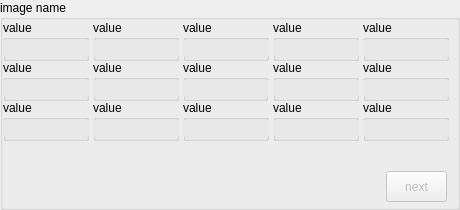
The window that code/display/region/QtImageRegionStats.ui (radio-astro/casa) describes before a commit, drawn with Qt 5.
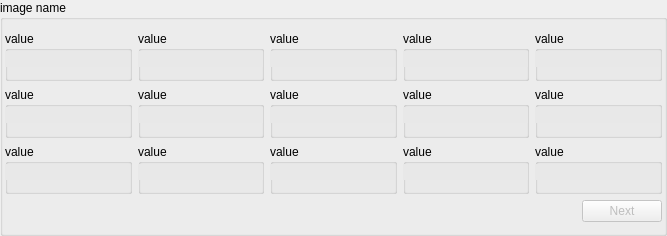
The same window after the commit.

Commit message: New Development: No             JIRA Issue: No         Ready for Test: Yes      Interface Changes: No What Interface Changed: Please list interface changes          Test Programs: List test programs   Put in Release Notes: No              Module(s): Module Names change impacts.            Description: Viewer Animator and Region were cutting off informational text.

The edit to the form file:
```diff
--- a/code/display/region/QtImageRegionStats.ui
+++ b/code/display/region/QtImageRegionStats.ui
@@ -6,20 +6,26 @@
    <rect>
     <x>0</x>
     <y>0</y>
-    <width>460</width>
-    <height>210</height>
+    <width>667</width>
+    <height>236</height>
    </rect>
   </property>
+  <property name="sizePolicy">
+   <sizepolicy hsizetype="MinimumExpanding" vsizetype="Preferred">
+    <horstretch>0</horstretch>
+    <verstretch>0</verstretch>
+   </sizepolicy>
+  </property>
   <property name="minimumSize">
    <size>
-    <width>460</width>
+    <width>598</width>
     <height>0</height>
    </size>
   </property>
   <property name="maximumSize">
    <size>
     <width>16777215</width>
-    <height>210</height>
+    <height>16777215</height>
    </size>
   </property>
   <property name="windowTitle">
@@ -28,21 +34,29 @@
   <property name="title">
    <string>image name</string>
   </property>
+  <layout class="QVBoxLayout" name="verticalLayout">
+   <property name="leftMargin">
+    <number>2</number>
+   </property>
+   <property name="rightMargin">
+    <number>2</number>
+   </property>
+   <item>
+    <layout class="QGridLayout" name="gridLayout">
+     <item row="0" column="0">
   <widget class="QGroupBox" name="box11">
-   <property name="geometry">
-    <rect>
-     <x>3</x>
-     <y>20</y>
-     <width>86</width>
-     <height>41</height>
-    </rect>
-   </property>
    <property name="sizePolicy">
-    <sizepolicy hsizetype="Preferred" vsizetype="Minimum">
+        <sizepolicy hsizetype="MinimumExpanding" vsizetype="MinimumExpanding">
      <horstretch>0</horstretch>
      <verstretch>0</verstretch>
     </sizepolicy>
    </property>
+       <property name="minimumSize">
+        <size>
+         <width>86</width>
+         <height>41</height>
+        </size>
+       </property>
    <property name="title">
     <string>value</string>
    </property>
@@ -54,10 +68,22 @@
      <rect>
       <x>0</x>
       <y>20</y>
-      <width>86</width>
+          <width>125</width>
       <height>16</height>
      </rect>
     </property>
+        <property name="sizePolicy">
+         <sizepolicy hsizetype="MinimumExpanding" vsizetype="Fixed">
+          <horstretch>0</horstretch>
+          <verstretch>0</verstretch>
+         </sizepolicy>
+        </property>
+        <property name="minimumSize">
+         <size>
+          <width>125</width>
+          <height>0</height>
+         </size>
+        </property>
     <property name="palette">
      <palette>
       <active>
@@ -114,21 +140,21 @@
     </property>
    </widget>
   </widget>
+     </item>
+     <item row="0" column="1">
   <widget class="QGroupBox" name="box12">
-   <property name="geometry">
-    <rect>
-     <x>93</x>
-     <y>20</y>
-     <width>86</width>
-     <height>41</height>
-    </rect>
-   </property>
    <property name="sizePolicy">
-    <sizepolicy hsizetype="Preferred" vsizetype="Minimum">
+        <sizepolicy hsizetype="MinimumExpanding" vsizetype="MinimumExpanding">
      <horstretch>0</horstretch>
      <verstretch>0</verstretch>
     </sizepolicy>
    </property>
+       <property name="minimumSize">
+        <size>
+         <width>86</width>
+         <height>41</height>
+        </size>
+       </property>
    <property name="title">
     <string>value</string>
    </property>
@@ -140,10 +166,22 @@
      <rect>
       <x>0</x>
       <y>20</y>
-      <width>86</width>
+          <width>125</width>
       <height>16</height>
      </rect>
     </property>
+        <property name="sizePolicy">
+         <sizepolicy hsizetype="MinimumExpanding" vsizetype="Fixed">
+          <horstretch>0</horstretch>
+          <verstretch>0</verstretch>
+         </sizepolicy>
+        </property>
+        <property name="minimumSize">
+         <size>
+          <width>125</width>
+          <height>0</height>
+         </size>
+        </property>
     <property name="palette">
      <palette>
       <active>
@@ -200,21 +238,21 @@
     </property>
    </widget>
   </widget>
+     </item>
+     <item row="0" column="2">
   <widget class="QGroupBox" name="box13">
-   <property name="geometry">
-    <rect>
-     <x>183</x>
-     <y>20</y>
-     <width>86</width>
-     <height>41</height>
-    </rect>
-   </property>
    <property name="sizePolicy">
-    <sizepolicy hsizetype="Preferred" vsizetype="Minimum">
+        <sizepolicy hsizetype="MinimumExpanding" vsizetype="MinimumExpanding">
      <horstretch>0</horstretch>
      <verstretch>0</verstretch>
     </sizepolicy>
    </property>
+       <property name="minimumSize">
+        <size>
+         <width>86</width>
+         <height>41</height>
+        </size>
+       </property>
    <property name="title">
     <string>value</string>
    </property>
@@ -226,10 +264,22 @@
      <rect>
       <x>0</x>
       <y>20</y>
-      <width>86</width>
+          <width>125</width>
       <height>16</height>
      </rect>
     </property>
+        <property name="sizePolicy">
+         <sizepolicy hsizetype="MinimumExpanding" vsizetype="Fixed">
+          <horstretch>0</horstretch>
+          <verstretch>0</verstretch>
+         </sizepolicy>
+        </property>
+        <property name="minimumSize">
+         <size>
+          <width>125</width>
+          <height>0</height>
+         </size>
+        </property>
     <property name="palette">
      <palette>
       <active>
@@ -286,21 +336,21 @@
     </property>
    </widget>
   </widget>
+     </item>
+     <item row="0" column="3">
   <widget class="QGroupBox" name="box14">
-   <property name="geometry">
-    <rect>
-     <x>273</x>
-     <y>20</y>
-     <width>86</width>
-     <height>41</height>
-    </rect>
-   </property>
    <property name="sizePolicy">
-    <sizepolicy hsizetype="Preferred" vsizetype="Minimum">
+        <sizepolicy hsizetype="MinimumExpanding" vsizetype="MinimumExpanding">
      <horstretch>0</horstretch>
      <verstretch>0</verstretch>
     </sizepolicy>
    </property>
+       <property name="minimumSize">
+        <size>
+         <width>86</width>
+         <height>41</height>
+        </size>
+       </property>
    <property name="title">
     <string>value</string>
    </property>
@@ -312,10 +362,22 @@
      <rect>
       <x>0</x>
       <y>20</y>
-      <width>86</width>
+          <width>125</width>
       <height>16</height>
      </rect>
     </property>
+        <property name="sizePolicy">
+         <sizepolicy hsizetype="MinimumExpanding" vsizetype="Fixed">
+          <horstretch>0</horstretch>
+          <verstretch>0</verstretch>
+         </sizepolicy>
+        </property>
+        <property name="minimumSize">
+         <size>
+          <width>125</width>
+          <height>0</height>
+         </size>
+        </property>
     <property name="palette">
      <palette>
       <active>
@@ -372,21 +434,21 @@
     </property>
    </widget>
   </widget>
+     </item>
+     <item row="0" column="4">
   <widget class="QGroupBox" name="box15">
-   <property name="geometry">
-    <rect>
-     <x>363</x>
-     <y>20</y>
-     <width>86</width>
-     <height>41</height>
-    </rect>
-   </property>
    <property name="sizePolicy">
-    <sizepolicy hsizetype="Preferred" vsizetype="Minimum">
+        <sizepolicy hsizetype="MinimumExpanding" vsizetype="MinimumExpanding">
      <horstretch>0</horstretch>
      <verstretch>0</verstretch>
     </sizepolicy>
    </property>
+       <property name="minimumSize">
+        <size>
+         <width>86</width>
+         <height>41</height>
+        </size>
+       </property>
    <property name="title">
     <string>value</string>
    </property>
@@ -398,10 +460,22 @@
      <rect>
       <x>0</x>
       <y>20</y>
-      <width>86</width>
+          <width>125</width>
       <height>16</height>
      </rect>
     </property>
+        <property name="sizePolicy">
+         <sizepolicy hsizetype="MinimumExpanding" vsizetype="Fixed">
+          <horstretch>0</horstretch>
+          <verstretch>0</verstretch>
+         </sizepolicy>
+        </property>
+        <property name="minimumSize">
+         <size>
+          <width>125</width>
+          <height>0</height>
+         </size>
+        </property>
     <property name="palette">
      <palette>
       <active>
@@ -458,21 +532,21 @@
     </property>
    </widget>
   </widget>
+     </item>
+     <item row="1" column="0">
   <widget class="QGroupBox" name="box21">
-   <property name="geometry">
-    <rect>
-     <x>3</x>
-     <y>60</y>
-     <width>86</width>
-     <height>41</height>
-    </rect>
-   </property>
    <property name="sizePolicy">
-    <sizepolicy hsizetype="Preferred" vsizetype="Minimum">
+        <sizepolicy hsizetype="MinimumExpanding" vsizetype="MinimumExpanding">
      <horstretch>0</horstretch>
      <verstretch>0</verstretch>
     </sizepolicy>
    </property>
+       <property name="minimumSize">
+        <size>
+         <width>86</width>
+         <height>41</height>
+        </size>
+       </property>
    <property name="title">
     <string>value</string>
    </property>
@@ -484,10 +558,22 @@
      <rect>
       <x>0</x>
       <y>20</y>
-      <width>86</width>
+          <width>125</width>
       <height>16</height>
      </rect>
     </property>
+        <property name="sizePolicy">
+         <sizepolicy hsizetype="MinimumExpanding" vsizetype="Fixed">
+          <horstretch>0</horstretch>
+          <verstretch>0</verstretch>
+         </sizepolicy>
+        </property>
+        <property name="minimumSize">
+         <size>
+          <width>125</width>
+          <height>0</height>
+         </size>
+        </property>
     <property name="palette">
      <palette>
       <active>
@@ -544,21 +630,21 @@
     </property>
    </widget>
   </widget>
+     </item>
+     <item row="1" column="1">
   <widget class="QGroupBox" name="box22">
-   <property name="geometry">
-    <rect>
-     <x>93</x>
-     <y>60</y>
-     <width>86</width>
-     <height>41</height>
-    </rect>
-   </property>
    <property name="sizePolicy">
-    <sizepolicy hsizetype="Preferred" vsizetype="Minimum">
+        <sizepolicy hsizetype="MinimumExpanding" vsizetype="MinimumExpanding">
      <horstretch>0</horstretch>
      <verstretch>0</verstretch>
     </sizepolicy>
    </property>
+       <property name="minimumSize">
+        <size>
+         <width>86</width>
+         <height>41</height>
+        </size>
+       </property>
    <property name="title">
     <string>value</string>
    </property>
@@ -570,10 +656,22 @@
      <rect>
       <x>0</x>
       <y>20</y>
-      <width>86</width>
+          <width>125</width>
       <height>16</height>
      </rect>
     </property>
+        <property name="sizePolicy">
+         <sizepolicy hsizetype="MinimumExpanding" vsizetype="Fixed">
+          <horstretch>0</horstretch>
+          <verstretch>0</verstretch>
+         </sizepolicy>
+        </property>
+        <property name="minimumSize">
+         <size>
+          <width>125</width>
+          <height>0</height>
+         </size>
+        </property>
     <property name="palette">
      <palette>
       <active>
@@ -630,21 +728,21 @@
     </property>
    </widget>
   </widget>
+     </item>
+     <item row="1" column="2">
   <widget class="QGroupBox" name="box23">
-   <property name="geometry">
-    <rect>
-     <x>183</x>
-     <y>60</y>
-     <width>85</width>
-     <height>41</height>
-    </rect>
-   </property>
    <property name="sizePolicy">
-    <sizepolicy hsizetype="Preferred" vsizetype="Minimum">
+        <sizepolicy hsizetype="MinimumExpanding" vsizetype="MinimumExpanding">
      <horstretch>0</horstretch>
      <verstretch>0</verstretch>
     </sizepolicy>
    </property>
+       <property name="minimumSize">
+        <size>
+         <width>86</width>
+         <height>41</height>
+        </size>
+       </property>
    <property name="title">
     <string>value</string>
    </property>
@@ -656,10 +754,22 @@
      <rect>
       <x>0</x>
       <y>20</y>
-      <width>86</width>
+          <width>125</width>
       <height>16</height>
      </rect>
     </property>
+        <property name="sizePolicy">
+         <sizepolicy hsizetype="MinimumExpanding" vsizetype="Fixed">
+          <horstretch>0</horstretch>
+          <verstretch>0</verstretch>
+         </sizepolicy>
+        </property>
+        <property name="minimumSize">
+         <size>
+          <width>125</width>
+          <height>0</height>
+         </size>
+        </property>
     <property name="palette">
      <palette>
       <active>
@@ -716,21 +826,21 @@
     </property>
    </widget>
   </widget>
+     </item>
+     <item row="1" column="3">
   <widget class="QGroupBox" name="box24">
-   <property name="geometry">
-    <rect>
-     <x>273</x>
-     <y>60</y>
-     <width>86</width>
-     <height>41</height>
-    </rect>
-   </property>
    <property name="sizePolicy">
-    <sizepolicy hsizetype="Preferred" vsizetype="Minimum">
+        <sizepolicy hsizetype="MinimumExpanding" vsizetype="MinimumExpanding">
      <horstretch>0</horstretch>
      <verstretch>0</verstretch>
     </sizepolicy>
    </property>
+       <property name="minimumSize">
+        <size>
+         <width>86</width>
+         <height>41</height>
+        </size>
+       </property>
    <property name="title">
     <string>value</string>
    </property>
@@ -742,10 +852,22 @@
      <rect>
       <x>0</x>
       <y>20</y>
-      <width>86</width>
+          <width>125</width>
       <height>16</height>
      </rect>
     </property>
+        <property name="sizePolicy">
+         <sizepolicy hsizetype="MinimumExpanding" vsizetype="Fixed">
+          <horstretch>0</horstretch>
+          <verstretch>0</verstretch>
+         </sizepolicy>
+        </property>
+        <property name="minimumSize">
+         <size>
+          <width>125</width>
+          <height>0</height>
+         </size>
+        </property>
     <property name="palette">
      <palette>
       <active>
@@ -802,17 +924,11 @@
     </property>
    </widget>
   </widget>
+     </item>
+     <item row="1" column="4">
   <widget class="QGroupBox" name="box25">
-   <property name="geometry">
-    <rect>
-     <x>363</x>
-     <y>60</y>
-     <width>86</width>
-     <height>41</height>
-    </rect>
-   </property>
    <property name="sizePolicy">
-    <sizepolicy hsizetype="Preferred" vsizetype="Minimum">
+        <sizepolicy hsizetype="MinimumExpanding" vsizetype="MinimumExpanding">
      <horstretch>0</horstretch>
      <verstretch>0</verstretch>
     </sizepolicy>
@@ -828,10 +944,22 @@
      <rect>
       <x>0</x>
       <y>20</y>
-      <width>86</width>
+          <width>125</width>
       <height>16</height>
      </rect>
     </property>
+        <property name="sizePolicy">
+         <sizepolicy hsizetype="MinimumExpanding" vsizetype="Fixed">
+          <horstretch>0</horstretch>
+          <verstretch>0</verstretch>
+         </sizepolicy>
+        </property>
+        <property name="minimumSize">
+         <size>
+          <width>125</width>
+          <height>0</height>
+         </size>
+        </property>
     <property name="palette">
      <palette>
       <active>
@@ -888,17 +1016,11 @@
     </property>
    </widget>
   </widget>
+     </item>
+     <item row="2" column="0">
   <widget class="QGroupBox" name="box31">
-   <property name="geometry">
-    <rect>
-     <x>3</x>
-     <y>100</y>
-     <width>86</width>
-     <height>41</height>
-    </rect>
-   </property>
    <property name="sizePolicy">
-    <sizepolicy hsizetype="Preferred" vsizetype="Minimum">
+        <sizepolicy hsizetype="MinimumExpanding" vsizetype="MinimumExpanding">
      <horstretch>0</horstretch>
      <verstretch>0</verstretch>
     </sizepolicy>
@@ -914,10 +1036,22 @@
      <rect>
       <x>0</x>
       <y>20</y>
-      <width>86</width>
+          <width>125</width>
       <height>16</height>
      </rect>
     </property>
+        <property name="sizePolicy">
+         <sizepolicy hsizetype="MinimumExpanding" vsizetype="Fixed">
+          <horstretch>0</horstretch>
+          <verstretch>0</verstretch>
+         </sizepolicy>
+        </property>
+        <property name="minimumSize">
+         <size>
+          <width>125</width>
+          <height>0</height>
+         </size>
+        </property>
     <property name="palette">
      <palette>
       <active>
@@ -974,17 +1108,11 @@
     </property>
    </widget>
   </widget>
+     </item>
+     <item row="2" column="1">
   <widget class="QGroupBox" name="box32">
-   <property name="geometry">
-    <rect>
-     <x>93</x>
-     <y>100</y>
-     <width>86</width>
-     <height>41</height>
-    </rect>
-   </property>
    <property name="sizePolicy">
-    <sizepolicy hsizetype="Preferred" vsizetype="Minimum">
+        <sizepolicy hsizetype="MinimumExpanding" vsizetype="MinimumExpanding">
      <horstretch>0</horstretch>
      <verstretch>0</verstretch>
     </sizepolicy>
@@ -1000,10 +1128,22 @@
      <rect>
       <x>0</x>
       <y>20</y>
-      <width>86</width>
+          <width>125</width>
       <height>16</height>
      </rect>
     </property>
+        <property name="sizePolicy">
+         <sizepolicy hsizetype="MinimumExpanding" vsizetype="Fixed">
+          <horstretch>0</horstretch>
+          <verstretch>0</verstretch>
+         </sizepolicy>
+        </property>
+        <property name="minimumSize">
+         <size>
+          <width>125</width>
+          <height>0</height>
+         </size>
+        </property>
     <property name="palette">
      <palette>
       <active>
@@ -1060,17 +1200,11 @@
     </property>
    </widget>
   </widget>
+     </item>
+     <item row="2" column="2">
   <widget class="QGroupBox" name="box33">
-   <property name="geometry">
-    <rect>
-     <x>183</x>
-     <y>100</y>
-     <width>86</width>
-     <height>41</height>
-    </rect>
-   </property>
    <property name="sizePolicy">
-    <sizepolicy hsizetype="Preferred" vsizetype="Minimum">
+        <sizepolicy hsizetype="MinimumExpanding" vsizetype="MinimumExpanding">
      <horstretch>0</horstretch>
      <verstretch>0</verstretch>
     </sizepolicy>
@@ -1086,10 +1220,22 @@
      <rect>
       <x>0</x>
       <y>20</y>
-      <width>86</width>
+          <width>125</width>
       <height>16</height>
      </rect>
     </property>
+        <property name="sizePolicy">
+         <sizepolicy hsizetype="MinimumExpanding" vsizetype="Fixed">
+          <horstretch>0</horstretch>
+          <verstretch>0</verstretch>
+         </sizepolicy>
+        </property>
+        <property name="minimumSize">
+         <size>
+          <width>125</width>
+          <height>0</height>
+         </size>
+        </property>
     <property name="palette">
      <palette>
       <active>
@@ -1146,17 +1292,11 @@
     </property>
    </widget>
   </widget>
+     </item>
+     <item row="2" column="3">
   <widget class="QGroupBox" name="box34">
-   <property name="geometry">
-    <rect>
-     <x>273</x>
-     <y>100</y>
-     <width>86</width>
-     <height>41</height>
-    </rect>
-   </property>
    <property name="sizePolicy">
-    <sizepolicy hsizetype="Preferred" vsizetype="Minimum">
+        <sizepolicy hsizetype="MinimumExpanding" vsizetype="MinimumExpanding">
      <horstretch>0</horstretch>
      <verstretch>0</verstretch>
     </sizepolicy>
@@ -1172,10 +1312,22 @@
      <rect>
       <x>0</x>
       <y>20</y>
-      <width>86</width>
+          <width>125</width>
       <height>16</height>
      </rect>
     </property>
+        <property name="sizePolicy">
+         <sizepolicy hsizetype="MinimumExpanding" vsizetype="Fixed">
+          <horstretch>0</horstretch>
+          <verstretch>0</verstretch>
+         </sizepolicy>
+        </property>
+        <property name="minimumSize">
+         <size>
+          <width>125</width>
+          <height>0</height>
+         </size>
+        </property>
     <property name="palette">
      <palette>
       <active>
@@ -1232,17 +1384,11 @@
     </property>
    </widget>
   </widget>
+     </item>
+     <item row="2" column="4">
   <widget class="QGroupBox" name="box35">
-   <property name="geometry">
-    <rect>
-     <x>363</x>
-     <y>100</y>
-     <width>86</width>
-     <height>41</height>
-    </rect>
-   </property>
    <property name="sizePolicy">
-    <sizepolicy hsizetype="Preferred" vsizetype="Minimum">
+        <sizepolicy hsizetype="MinimumExpanding" vsizetype="MinimumExpanding">
      <horstretch>0</horstretch>
      <verstretch>0</verstretch>
     </sizepolicy>
@@ -1258,10 +1404,22 @@
      <rect>
       <x>0</x>
       <y>20</y>
-      <width>86</width>
+          <width>125</width>
       <height>16</height>
      </rect>
     </property>
+        <property name="sizePolicy">
+         <sizepolicy hsizetype="MinimumExpanding" vsizetype="Fixed">
+          <horstretch>0</horstretch>
+          <verstretch>0</verstretch>
+         </sizepolicy>
+        </property>
+        <property name="minimumSize">
+         <size>
+          <width>125</width>
+          <height>0</height>
+         </size>
+        </property>
     <property name="palette">
      <palette>
       <active>
@@ -1318,18 +1476,29 @@
     </property>
    </widget>
   </widget>
+     </item>
+    </layout>
+   </item>
+   <item>
+    <layout class="QHBoxLayout" name="horizontalLayout">
+     <item>
+      <spacer name="horizontalSpacer">
+       <property name="orientation">
+        <enum>Qt::Horizontal</enum>
+       </property>
+       <property name="sizeHint" stdset="0">
+        <size>
+         <width>40</width>
+         <height>20</height>
+        </size>
+       </property>
+      </spacer>
+     </item>
+     <item>
   <widget class="QPushButton" name="next_button">
    <property name="enabled">
     <bool>false</bool>
    </property>
-   <property name="geometry">
-    <rect>
-     <x>386</x>
-     <y>171</y>
-     <width>61</width>
-     <height>31</height>
-    </rect>
-   </property>
    <property name="maximumSize">
     <size>
      <width>16777215</width>
@@ -1337,12 +1506,16 @@
     </size>
    </property>
    <property name="text">
-    <string>next</string>
+        <string>Next</string>
    </property>
    <property name="flat">
     <bool>false</bool>
    </property>
   </widget>
+     </item>
+    </layout>
+   </item>
+  </layout>
  </widget>
  <resources/>
  <connections/>
```
Left out of the diff: 36 changed lines with no effect on the pictures. Lines whose indentation alone changed are shown as unchanged. The commit also changes 15 other files.
